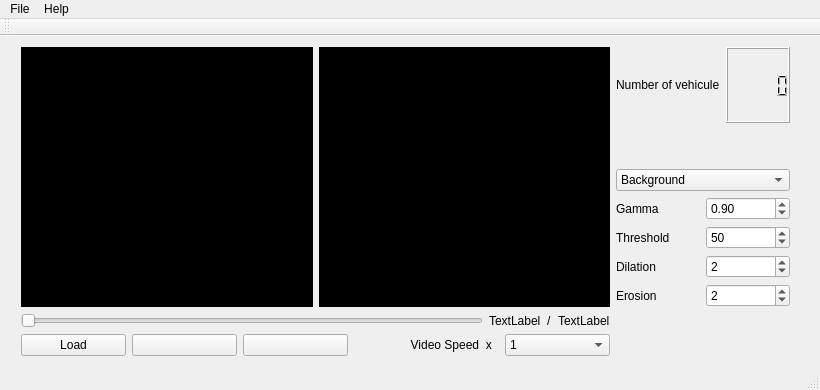
Before: the Qt Designer form views/mainwindow.ui in Ahziel/TrafficDetector, drawn with Qt 5.
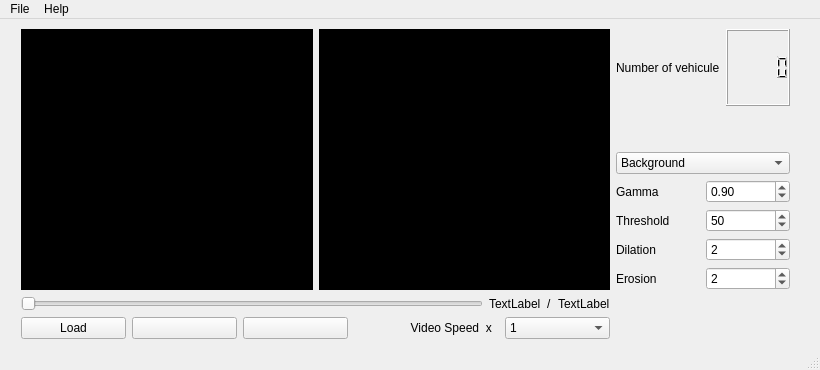
After: the same form once the commit is applied. Icons and pictures are not drawn.

```diff
--- a/views/mainwindow.ui
+++ b/views/mainwindow.ui
@@ -10,7 +10,7 @@
     <x>0</x>
     <y>0</y>
     <width>820</width>
-    <height>390</height>
+    <height>370</height>
    </rect>
   </property>
   <property name="sizePolicy">
@@ -22,13 +22,13 @@
   <property name="minimumSize">
    <size>
     <width>820</width>
-    <height>390</height>
+    <height>370</height>
    </size>
   </property>
   <property name="maximumSize">
    <size>
     <width>820</width>
-    <height>390</height>
+    <height>370</height>
    </size>
   </property>
   <property name="sizeIncrement">
@@ -61,6 +61,9 @@
      </rect>
     </property>
     <layout class="QHBoxLayout" name="horizontalLayout">
+     <property name="topMargin">
+      <number>10</number>
+     </property>
      <item>
       <layout class="QVBoxLayout" name="verticalLayout">
        <property name="sizeConstraint">
@@ -432,14 +435,6 @@
    <addaction name="menuFile"/>
    <addaction name="menuHelp"/>
   </widget>
-  <widget class="QToolBar" name="mainToolBar">
-   <attribute name="toolBarArea">
-    <enum>TopToolBarArea</enum>
-   </attribute>
-   <attribute name="toolBarBreak">
-    <bool>false</bool>
-   </attribute>
-  </widget>
   <widget class="QStatusBar" name="statusBar"/>
   <action name="menuCreate">
    <property name="text">
```
Left out of the diff: 22 changed lines with no effect on the pictures.
